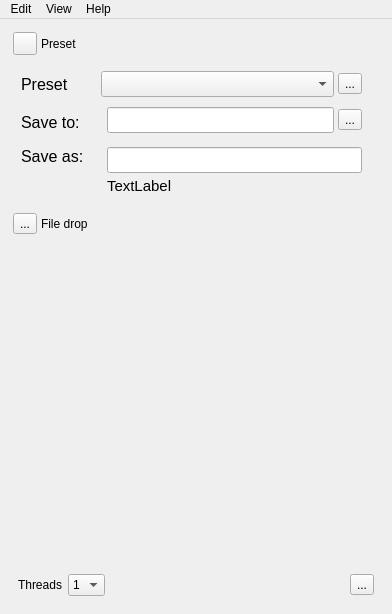
mikaelsundell/automator, file automator.ui: the form before one commit.
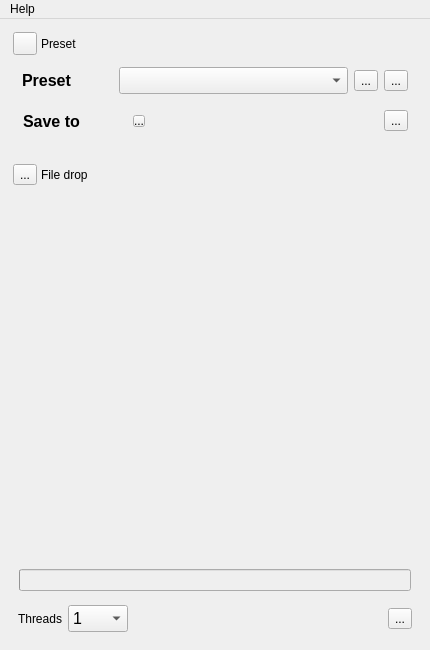
The form after the commit. Icons and pictures are not drawn. Custom widgets are drawn as their Qt base class.

The edit to the form file:
```diff
--- a/automator.ui
+++ b/automator.ui
@@ -6,8 +6,8 @@
    <rect>
     <x>0</x>
     <y>0</y>
-    <width>392</width>
-    <height>614</height>
+    <width>430</width>
+    <height>650</height>
    </rect>
   </property>
   <property name="sizePolicy">
@@ -105,7 +105,7 @@
       <property name="minimumSize">
        <size>
         <width>0</width>
-        <height>100</height>
+        <height>80</height>
        </size>
       </property>
       <layout class="QVBoxLayout" name="verticalLayout">
@@ -113,16 +113,16 @@
         <number>0</number>
        </property>
        <property name="leftMargin">
-        <number>12</number>
+        <number>4</number>
        </property>
        <property name="topMargin">
-        <number>12</number>
+        <number>8</number>
        </property>
        <property name="rightMargin">
-        <number>12</number>
+        <number>4</number>
        </property>
        <property name="bottomMargin">
-        <number>12</number>
+        <number>0</number>
        </property>
        <item>
         <layout class="QGridLayout" name="gridLayout">
@@ -132,84 +132,71 @@
          <property name="verticalSpacing">
           <number>0</number>
          </property>
+         <item row="1" column="0">
+          <widget class="QWidget" name="widget_6" native="true">
+           <property name="minimumSize">
+            <size>
+             <width>100</width>
+             <height>0</height>
+            </size>
+           </property>
+           <layout class="QHBoxLayout" name="horizontalLayout_5">
+            <property name="spacing">
+             <number>0</number>
+            </property>
+            <property name="leftMargin">
+             <number>10</number>
+            </property>
+            <property name="topMargin">
+             <number>0</number>
+            </property>
+            <property name="bottomMargin">
+             <number>4</number>
+            </property>
+            <item>
+             <widget class="QLabel" name="label_2">
+              <property name="font">
+               <font>
+                <pointsize>12</pointsize>
+                <bold>true</bold>
+               </font>
+              </property>
+              <property name="text">
+               <string>Save to</string>
+              </property>
+             </widget>
+            </item>
+           </layout>
+          </widget>
+         </item>
          <item row="0" column="0">
-          <widget class="QLabel" name="label_2">
-           <property name="minimumSize">
-            <size>
-             <width>80</width>
-             <height>0</height>
-            </size>
-           </property>
-           <property name="font">
-            <font>
-             <pointsize>12</pointsize>
-            </font>
-           </property>
-           <property name="text">
-            <string>Preset</string>
-           </property>
-          </widget>
-         </item>
-         <item row="2" column="1">
           <widget class="QWidget" name="widget_4" native="true">
-           <property name="minimumSize">
-            <size>
-             <width>0</width>
-             <height>50</height>
-            </size>
-           </property>
-           <layout class="QVBoxLayout" name="verticalLayout_3">
+           <layout class="QHBoxLayout" name="horizontalLayout_6">
             <property name="spacing">
-             <number>2</number>
-            </property>
-            <property name="leftMargin">
-             <number>6</number>
+             <number>0</number>
             </property>
             <property name="topMargin">
              <number>0</number>
             </property>
-            <property name="rightMargin">
-             <number>9</number>
-            </property>
             <property name="bottomMargin">
-             <number>0</number>
+             <number>4</number>
             </property>
             <item>
-             <widget class="QLineEdit" name="saveas">
+             <widget class="QLabel" name="label_3">
               <property name="font">
                <font>
-                <pointsize>11</pointsize>
-               </font>
-              </property>
-             </widget>
-            </item>
-            <item>
-             <widget class="QLabel" name="filename">
-              <property name="font">
-               <font>
-                <pointsize>11</pointsize>
+                <pointsize>12</pointsize>
+                <bold>true</bold>
                </font>
               </property>
               <property name="text">
-               <string>TextLabel</string>
+               <string>Preset</string>
               </property>
              </widget>
             </item>
            </layout>
           </widget>
          </item>
-         <item row="1" column="0">
-          <widget class="QLabel" name="label_3">
-           <property name="font">
-            <font>
-             <pointsize>12</pointsize>
-            </font>
-           </property>
-           <property name="text">
-            <string>Save to:</string>
-           </property>
-          </widget>
-         </item>
          <item row="1" column="1">
           <widget class="QWidget" name="widget_2" native="true">
            <property name="minimumSize">
@@ -223,7 +210,7 @@
              <number>0</number>
             </property>
             <property name="leftMargin">
-             <number>6</number>
+             <number>10</number>
             </property>
             <property name="topMargin">
              <number>0</number>
@@ -235,15 +222,54 @@
              <number>4</number>
             </property>
             <item>
-             <widget class="QLineEdit" name="saveto">
-              <property name="font">
-               <font>
-                <pointsize>11</pointsize>
-               </font>
-              </property>
-              <property name="readOnly">
+             <widget class="QLabel" name="saveTo">
+              <property name="enabled">
                <bool>true</bool>
               </property>
+              <property name="font">
+               <font>
+                <pointsize>10</pointsize>
+               </font>
+              </property>
+              <property name="text">
+               <string/>
+              </property>
+             </widget>
+            </item>
+            <item>
+             <spacer name="horizontalSpacer_4">
+              <property name="orientation">
+               <enum>Qt::Horizontal</enum>
+              </property>
+              <property name="sizeType">
+               <enum>QSizePolicy::Fixed</enum>
+              </property>
+              <property name="sizeHint" stdset="0">
+               <size>
+                <width>2</width>
+                <height>20</height>
+               </size>
+              </property>
+             </spacer>
+            </item>
+            <item>
+             <widget class="QToolButton" name="showSaveto">
+              <property name="maximumSize">
+               <size>
+                <width>12</width>
+                <height>12</height>
+               </size>
+              </property>
+              <property name="text">
+               <string>...</string>
+              </property>
+              <property name="icon">
+               <iconset resource="automator.qrc">
+                <normaloff>:/icons/resources/Open.png</normaloff>:/icons/resources/Open.png</iconset>
+              </property>
+              <property name="toolButtonStyle">
+               <enum>Qt::ToolButtonIconOnly</enum>
+              </property>
              </widget>
             </item>
             <item>
@@ -251,12 +277,9 @@
               <property name="orientation">
                <enum>Qt::Horizontal</enum>
               </property>
-              <property name="sizeType">
-               <enum>QSizePolicy::Fixed</enum>
-              </property>
               <property name="sizeHint" stdset="0">
                <size>
-                <width>4</width>
+                <width>40</width>
                 <height>20</height>
                </size>
               </property>
@@ -276,10 +299,10 @@
           <widget class="QWidget" name="widget_3" native="true">
            <layout class="QHBoxLayout" name="horizontalLayout_2">
             <property name="spacing">
-             <number>0</number>
+             <number>2</number>
             </property>
             <property name="leftMargin">
-             <number>0</number>
+             <number>6</number>
             </property>
             <property name="topMargin">
              <number>0</number>
@@ -288,17 +311,56 @@
              <number>9</number>
             </property>
             <property name="bottomMargin">
-             <number>0</number>
+             <number>4</number>
             </property>
             <item>
-             <widget class="QComboBox" name="preset">
+             <widget class="QComboBox" name="presets">
+              <property name="sizePolicy">
+               <sizepolicy hsizetype="Expanding" vsizetype="Preferred">
+                <horstretch>0</horstretch>
+                <verstretch>0</verstretch>
+               </sizepolicy>
+              </property>
               <property name="font">
                <font>
-                <pointsize>11</pointsize>
+                <pointsize>12</pointsize>
                </font>
               </property>
              </widget>
             </item>
+            <item>
+             <spacer name="horizontalSpacer_5">
+              <property name="orientation">
+               <enum>Qt::Horizontal</enum>
+              </property>
+              <property name="sizeType">
+               <enum>QSizePolicy::Fixed</enum>
+              </property>
+              <property name="sizeHint" stdset="0">
+               <size>
+                <width>4</width>
+                <height>20</height>
+               </size>
+              </property>
+             </spacer>
+            </item>
+            <item>
+             <widget class="QToolButton" name="refresh">
+              <property name="text">
+               <string>...</string>
+              </property>
+              <property name="icon">
+               <iconset resource="automator.qrc">
+                <normaloff>:/icons/resources/Refresh.png</normaloff>:/icons/resources/Refresh.png</iconset>
+              </property>
+              <property name="iconSize">
+               <size>
+                <width>14</width>
+                <height>14</height>
+               </size>
+              </property>
+             </widget>
+            </item>
             <item>
              <spacer name="horizontalSpacer_3">
               <property name="orientation">
@@ -325,26 +387,27 @@
            </layout>
           </widget>
          </item>
-         <item row="2" column="0">
-          <widget class="QLabel" name="label_4">
-           <property name="font">
-            <font>
-             <pointsize>12</pointsize>
-            </font>
-           </property>
-           <property name="text">
-            <string>Save as:</string>
-           </property>
-           <property name="alignment">
-            <set>Qt::AlignLeading|Qt::AlignLeft|Qt::AlignTop</set>
-           </property>
-          </widget>
-         </item>
         </layout>
        </item>
       </layout>
      </widget>
     </item>
+    <item>
+     <spacer name="verticalSpacer">
+      <property name="orientation">
+       <enum>Qt::Vertical</enum>
+      </property>
+      <property name="sizeType">
+       <enum>QSizePolicy::Minimum</enum>
+      </property>
+      <property name="sizeHint" stdset="0">
+       <size>
+        <width>20</width>
+        <height>12</height>
+       </size>
+      </property>
+     </spacer>
+    </item>
     <item>
      <widget class="QWidget" name="filedropBar" native="true">
       <property name="styleSheet">
@@ -482,6 +545,9 @@
            </property>
            <item>
             <widget class="Filedrop" name="filedrop" native="true">
+             <property name="enabled">
+              <bool>false</bool>
+             </property>
              <property name="sizePolicy">
               <sizepolicy hsizetype="Preferred" vsizetype="MinimumExpanding">
                <horstretch>0</horstretch>
@@ -496,6 +562,41 @@
              </property>
             </widget>
            </item>
+           <item>
+            <spacer name="verticalSpacer_2">
+             <property name="orientation">
+              <enum>Qt::Vertical</enum>
+             </property>
+             <property name="sizeType">
+              <enum>QSizePolicy::Fixed</enum>
+             </property>
+             <property name="sizeHint" stdset="0">
+              <size>
+               <width>20</width>
+               <height>4</height>
+              </size>
+             </property>
+            </spacer>
+           </item>
+           <item>
+            <widget class="QProgressBar" name="fileprogress">
+             <property name="enabled">
+              <bool>false</bool>
+             </property>
+             <property name="sizePolicy">
+              <sizepolicy hsizetype="Expanding" vsizetype="Preferred">
+               <horstretch>0</horstretch>
+               <verstretch>0</verstretch>
+              </sizepolicy>
+             </property>
+             <property name="value">
+              <number>0</number>
+             </property>
+             <property name="textVisible">
+              <bool>false</bool>
+             </property>
+            </widget>
+           </item>
           </layout>
          </item>
          <item>
@@ -519,6 +620,17 @@
             </item>
             <item>
              <widget class="QComboBox" name="comboBox">
+              <property name="minimumSize">
+               <size>
+                <width>60</width>
+                <height>0</height>
+               </size>
+              </property>
+              <property name="font">
+               <font>
+                <pointsize>12</pointsize>
+               </font>
+              </property>
               <item>
                <property name="text">
                 <string>1</string>
@@ -596,60 +708,10 @@
     <rect>
      <x>0</x>
      <y>0</y>
-     <width>392</width>
+     <width>430</width>
      <height>24</height>
     </rect>
    </property>
-   <widget class="QMenu" name="viewMenu">
-    <property name="title">
-     <string>View</string>
-    </property>
-    <widget class="QMenu" name="displayValues">
-     <property name="title">
-      <string>Display values</string>
-     </property>
-     <addaction name="as8bitValues"/>
-     <addaction name="as10bitValues"/>
-     <addaction name="separator"/>
-     <addaction name="asFloatValues"/>
-     <addaction name="asHexadecimalValues"/>
-     <addaction name="asPercentageValues"/>
-    </widget>
-    <widget class="QMenu" name="magnify">
-     <property name="title">
-      <string>Magnification</string>
-     </property>
-     <addaction name="magnify1x"/>
-     <addaction name="magnify2x"/>
-     <addaction name="magnify3x"/>
-     <addaction name="magnify4x"/>
-     <addaction name="magnify5x"/>
-    </widget>
-    <addaction name="active"/>
-    <addaction name="pin"/>
-    <addaction name="separator"/>
-    <addaction name="displayValues"/>
-    <addaction name="separator"/>
-    <addaction name="magnify"/>
-    <addaction name="separator"/>
-    <addaction name="toggleMouseLocation"/>
-   </widget>
-   <widget class="QMenu" name="menuEdit">
-    <property name="title">
-     <string>Edit</string>
-    </property>
-    <addaction name="pick"/>
-    <addaction name="drag"/>
-    <addaction name="clear"/>
-    <addaction name="separator"/>
-    <addaction name="copyRGBAsText"/>
-    <addaction name="copyHSVAsText"/>
-    <addaction name="copyHSLAsText"/>
-    <addaction name="copyHexAsText"/>
-    <addaction name="copyIccAsText"/>
-    <addaction name="separator"/>
-    <addaction name="copyColorAsBitmap"/>
-   </widget>
    <widget class="QMenu" name="menuHelp">
     <property name="title">
      <string>Help</string>
@@ -658,8 +720,6 @@
     <addaction name="openGithubReadme"/>
     <addaction name="openGithubIssues"/>
    </widget>
-   <addaction name="menuEdit"/>
-   <addaction name="viewMenu"/>
    <addaction name="menuHelp"/>
   </widget>
   <action name="copyRGBAsText">
```
Left out of the diff: 18 changed lines with no effect on the pictures.
